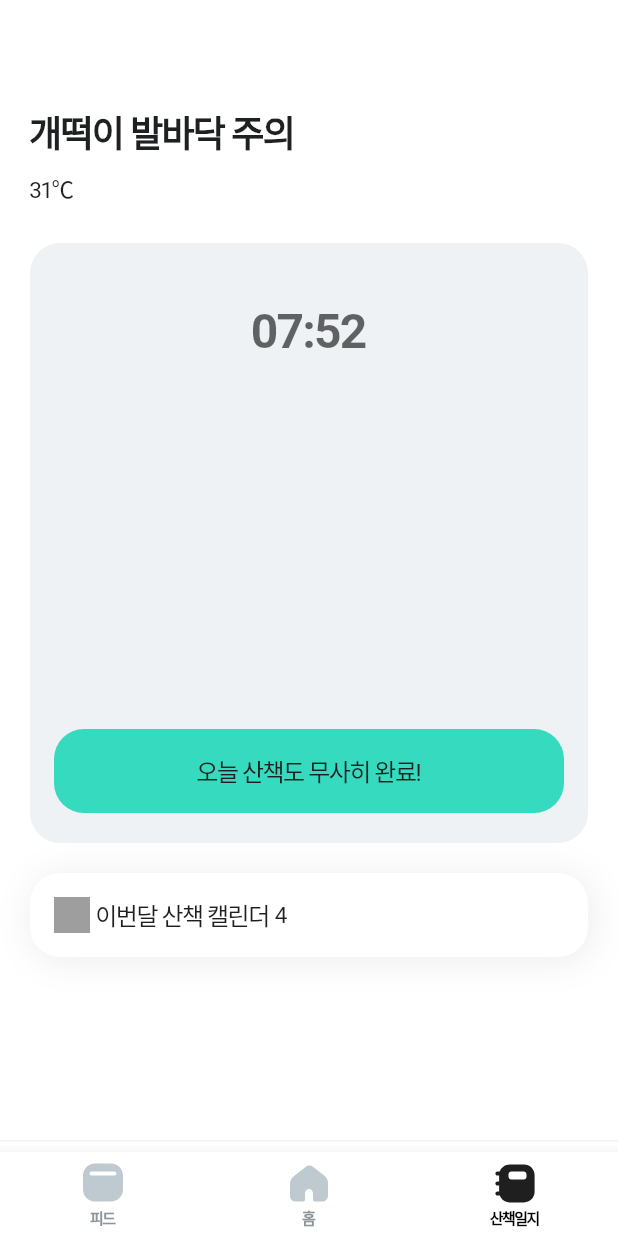
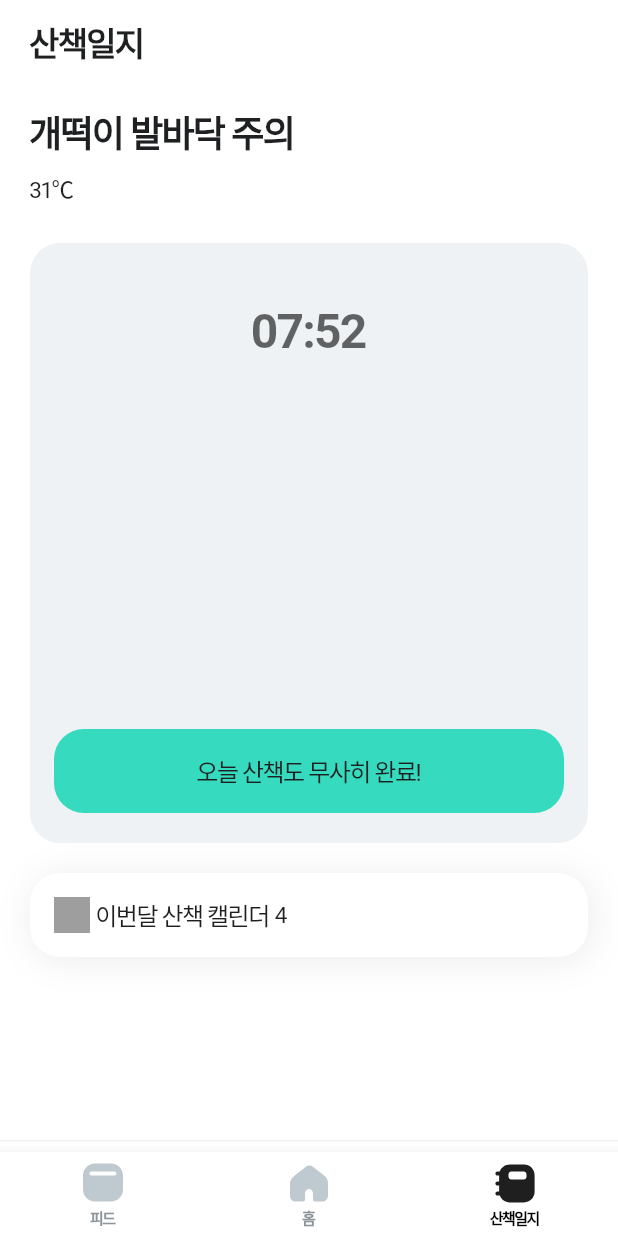
Before and after one commit to Nexters/puppycode, a Flutter app: the screen it shows after launch, item 3 of the bottom bar chosen, on a phone screen of 412 x 824 dp. Run offline on Flutter 3.47's test engine with Material 3 defaults, Android fonts, the light colour scheme and no system bars; our stand-ins replace badges, camera, flutter_svg, get, infinite_scroll_pagination, share; network calls fail; Roboto replaces fonts that are missing (Pretendard); project files that could hold a hidden picture were left out.

Commit message:
Add Custom appbar

```diff
--- /dev/null
+++ b/lib/shared/app_bar.dart
@@ -0,0 +1,77 @@
+import 'package:flutter/material.dart';
+import 'package:flutter_svg/svg.dart';
+import 'package:puppycode/shared/styles/color.dart';
+import 'package:puppycode/shared/typography/head.dart';
+
+// ignore: constant_identifier_names
+enum LeftIconType { CLOSE, BACK, LOGO }
+
+Map<LeftIconType, String> leftIconAsset = {
+  LeftIconType.BACK: 'assets/icons/close.svg',
+  LeftIconType.CLOSE: 'assets/icons/close.svg',
+  LeftIconType.LOGO: 'assets/icons/logo.svg',
+};
+
+class AppBarLeft {
+  final String? label;
+  final LeftIconType? iconType;
+
+  AppBarLeft({
+    this.label,
+    this.iconType = LeftIconType.BACK,
+  });
+}
+
+class AppBarCenter {
+  final String? label = '';
+  final String? subLabel = '';
+}
+
+class SharedAppBar extends StatelessWidget implements PreferredSizeWidget {
+  final List<Widget>? actions;
+  final PreferredSizeWidget? bottom;
+  final AppBarLeft? leftOptions;
+  final AppBarCenter? centerOptions;
+
+  const SharedAppBar({
+    super.key,
+    this.bottom,
+    this.actions,
+    this.leftOptions,
+    this.centerOptions,
+  });
+
+  // ignore: non_constant_identifier_names
+  Widget? Left(BuildContext context) {
+    String iconAsset = leftOptions?.iconType != null
+        ? leftIconAsset[leftOptions?.iconType]!
+        : '';
+    return Container(
+      child: leftOptions!.label != null
+          ? Head2(value: leftOptions!.label!)
+          : SvgPicture.asset(iconAsset,
+              colorFilter: leftOptions?.iconType == LeftIconType.LOGO
+                  ? null
+                  : ColorFilter.mode(ThemeColor.gray4, BlendMode.srcIn)),
+    );
+  }
+
+  @override
+  Widget build(BuildContext context) {
+    List<Widget> children = [];
+    if (leftOptions != null) children.add(Left(context)!);
+
+    return SafeArea(
+        child: Container(
+      padding: EdgeInsets.symmetric(horizontal: 20),
+      height: 56,
+      child: Row(
+        children: children,
+      ),
+    ));
+  }
+
+  @override
+  Size get preferredSize =>
+      Size.fromHeight(kToolbarHeight + (bottom?.preferredSize.height ?? 0.0));
+}
--- a/lib/shared/nav_bar.dart
+++ b/lib/shared/nav_bar.dart
@@ -5,6 +5,7 @@ import 'package:flutter_svg/svg.dart';
 import 'package:get/get.dart';
 import 'package:puppycode/pages/feeds/feed.dart';
 import 'package:puppycode/pages/home/home.dart';
+import 'package:puppycode/shared/app_bar.dart';
 import 'package:puppycode/shared/styles/color.dart';
 
 class ScreenWithNavBar extends StatefulWidget {
@@ -58,31 +59,34 @@ class _ScreenWithNavBarState extends State<ScreenWithNavBar>
         label: label);
   }
 
+  AppBarLeft _getAppBarLeft() {
+    if (_currentTab == Tab.home) return AppBarLeft(iconType: LeftIconType.LOGO);
+    if (_currentTab == Tab.feed) return AppBarLeft(label: '산책피드');
+    return AppBarLeft(label: '산책일지');
+  }
+
   @override
   Widget build(BuildContext context) {
     return Scaffold(
-      appBar: AppBar(),
+      appBar: SharedAppBar(
+        leftOptions: _getAppBarLeft(),
+      ),
       body: _pages[_currentTab],
       floatingActionButton:
           _currentTab == Tab.feed ? const WriteFloatingButton() : null,
       bottomNavigationBar: Container(
         padding: const EdgeInsets.only(top: 7),
         decoration: BoxDecoration(
-            border:
-                Border(top: BorderSide(color: ThemeColor.gray2, width: 1))),
+            border: Border(top: BorderSide(color: ThemeColor.gray2, width: 1))),
         child: BottomNavigationBar(
           currentIndex: _allowedRoutes.indexOf(_currentTab),
           onTap: (index) => _changeTab(index),
           selectedItemColor: ThemeColor.black,
           selectedLabelStyle: const TextStyle(
-              fontWeight: FontWeight.w600,
-              fontSize: 10,
-            letterSpacing: -1),
+              fontWeight: FontWeight.w600, fontSize: 10, letterSpacing: -1),
           unselectedItemColor: ThemeColor.gray4,
           unselectedLabelStyle: const TextStyle(
-              fontWeight: FontWeight.w600,
-              fontSize: 10,
-              letterSpacing: -1),
+              fontWeight: FontWeight.w600, fontSize: 10, letterSpacing: -1),
           items: [
             _createBottomNavigationBarItem('feed', '피드'),
             _createBottomNavigationBarItem('home', '홈'),
```
Also changed, not shown: assets/icons/logo.svg (added).
